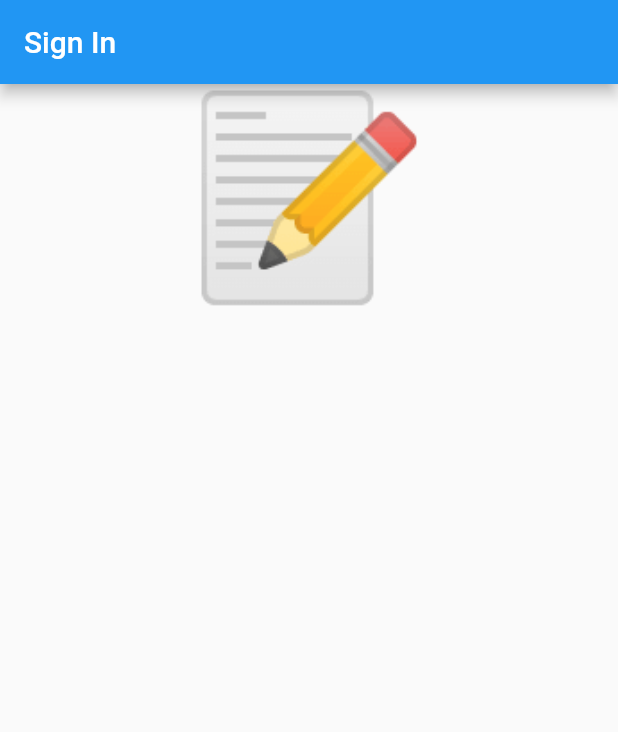
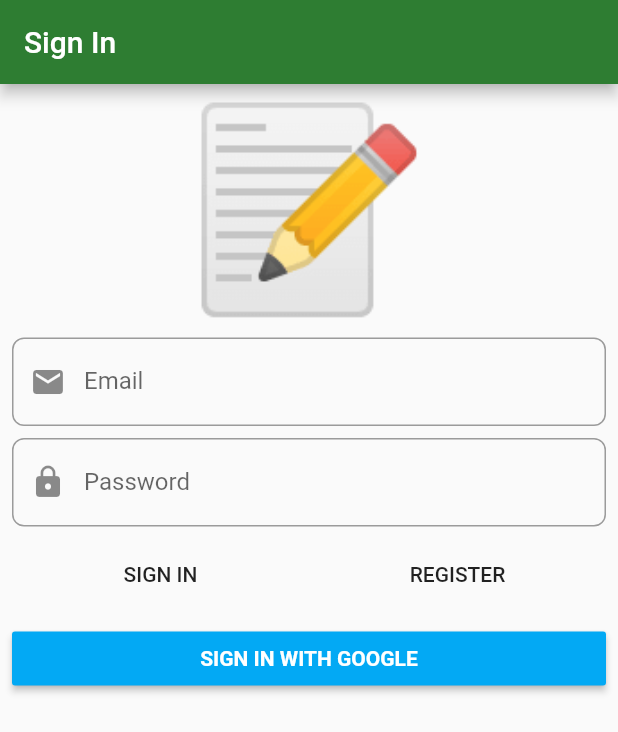
Before and after one commit to ggguille/flutter_notes_app, a Flutter app: the screen it shows after launch, on a phone screen of 412 x 824 dp. Shown: the top 732 px of the screen. Run offline on Flutter 3.47's test engine with Material 2 defaults, Android fonts, the phone set to English and light mode, and no system bars; our stand-ins replace dartz, firebase_auth, firebase_core, flushbar, flutter_bloc, freezed_annotation and 3 more; accounts and stored records are empty; generated files the repository leaves out were written again.

Commit message:
Finish SignIn Form UI, fix problems with firebase dependency versions

```diff
--- a/lib/application/auth/sign_in_form/bloc/sign_in_form_bloc.dart
+++ b/lib/application/auth/sign_in_form/bloc/sign_in_form_bloc.dart
@@ -13,9 +13,7 @@ class SignInFormBloc extends Bloc<SignInFormEvent, SignInFormState> {
 
   final IAuthFacade _authFacade;
 
-  static final SignInFormState _initialState = SignInFormState.inital();
-
-  SignInFormBloc(this._authFacade) : super(_initialState);
+  SignInFormBloc(this._authFacade) : super(SignInFormState.initial());
 
   @override
   Stream<SignInFormState> mapEventToState(SignInFormEvent event) async* {
--- a/lib/application/auth/sign_in_form/bloc/sign_in_form_state.dart
+++ b/lib/application/auth/sign_in_form/bloc/sign_in_form_state.dart
@@ -16,7 +16,7 @@ abstract class SignInFormState with _$SignInFormState {
     @required Option<Either<AuthFailure, Unit>> authFailureOrSuccess,
   }) = _SignInFormState;
 
-  factory SignInFormState.inital() =>
+  factory SignInFormState.initial() =>
       SignInFormState(
         emailAddress: EmailAddress(''),
         password: Password(''),
--- a/lib/infrastructure/auth/firebase_auth_facade.dart
+++ b/lib/infrastructure/auth/firebase_auth_facade.dart
@@ -48,7 +48,7 @@ class FirebaseAuthFacade implements IAuthFacade {
 
     try {
       final googleAuthentication = await googleUser.authentication;
-      final authCredentials = GoogleAuthProvider.credential(
+      final authCredentials = GoogleAuthProvider.getCredential(
         idToken: googleAuthentication.idToken,
         accessToken: googleAuthentication.accessToken,
       );
--- a/lib/presentation/core/app_widget.dart
+++ b/lib/presentation/core/app_widget.dart
@@ -6,30 +6,17 @@ class AppWidget extends StatelessWidget {
   // This widget is the root of your application.
   @override
   Widget build(BuildContext context) {
-    return FutureBuilder(
-      future: Firebase.initializeApp(),
-      builder: (context, snapshot) {
-        return MaterialApp(
-          title: 'Flutter Demo',
-          theme: ThemeData(
-            // This is the theme of your application.
-            //
-            // Try running your application with "flutter run". You'll see the
-            // application has a blue toolbar. Then, without quitting the app, try
-            // changing the primarySwatch below to Colors.green and then invoke
-            // "hot reload" (press "r" in the console where you ran "flutter run",
-            // or simply save your changes to "hot reload" in a Flutter IDE).
-            // Notice that the counter didn't reset back to zero; the application
-            // is not restarted.
-            primarySwatch: Colors.blue,
-            // This makes the visual density adapt to the platform that you run
-            // the app on. For desktop platforms, the controls will be smaller and
-            // closer together (more dense) than on mobile platforms.
-            visualDensity: VisualDensity.adaptivePlatformDensity,
-          ),
-          home: SignInPage(),
-        );
-      },
+    return MaterialApp(
+      debugShowCheckedModeBanner: false,
+      title: 'Notes',
+      theme: ThemeData.light().copyWith(
+          primaryColor: Colors.green[800],
+          accentColor: Colors.blueAccent,
+          inputDecorationTheme: InputDecorationTheme(
+              border: OutlineInputBorder(borderRadius: BorderRadius.circular(8))
+          )
+      ),
+      home: SignInPage(),
     );
   }
 }
--- a/lib/presentation/sign_in/sign_in_page.dart
+++ b/lib/presentation/sign_in/sign_in_page.dart
@@ -9,11 +9,11 @@ class SignInPage extends StatelessWidget {
   Widget build(BuildContext context) {
     return Scaffold(
       appBar: AppBar(
-        title: const Text("Sign In"),
+        title: const Text('Sign In'),
       ),
       body: BlocProvider(
-          create: (context) => getIt<SignInFormBloc>(),
-          child: SignInForm(),
+        create: (context) => getIt<SignInFormBloc>(),
+        child: SignInForm(),
       ),
     );
   }
--- a/lib/presentation/sign_in/widgets/sign_in_form.dart
+++ b/lib/presentation/sign_in/widgets/sign_in_form.dart
@@ -1,24 +1,134 @@
+import 'package:flushbar/flushbar.dart';
+import 'package:flushbar/flushbar_helper.dart';
 import 'package:flutter/material.dart';
 import 'package:flutter_bloc/flutter_bloc.dart';
 import 'package:flutter_notes_app/application/auth/sign_in_form/bloc/sign_in_form_bloc.dart';
+import 'package:flutter_notes_app/application/auth/sign_in_form/bloc/sign_in_form_event.dart';
 import 'package:flutter_notes_app/application/auth/sign_in_form/bloc/sign_in_form_state.dart';
 
 class SignInForm extends StatelessWidget {
   @override
   Widget build(BuildContext context) {
     return BlocConsumer<SignInFormBloc, SignInFormState>(
-      listener: (context, state) {},
+      listener: (context, state) {
+        state.authFailureOrSuccess.fold(
+          () {},
+          (either) => either.fold(
+            (failure) {
+              FlushbarHelper.createError(
+                message: failure.map(
+                  cancelledByUser: (_) => 'Cancelled',
+                  serverError: (_) => 'Server Error',
+                  emailAlreadyInUse: (_) => 'Email already in use',
+                  invalidEmailAndPasswordCombination: (_) => 'Invalid email and password combination'
+                ),
+              ).show(context);
+            },
+            (_) {
+              // TODO: navigate
+            },
+          ),
+        );
+      },
       builder: (context, state) {
         return Form(
+          autovalidate: state.showErrorMessages,
           child: ListView(
+            padding: const EdgeInsets.all(8),
             children: [
               const Text(
                 '📝',
                 textAlign: TextAlign.center,
-                style: TextStyle(
-                  fontSize: 130
+                style: TextStyle(fontSize: 130),
+              ),
+              const SizedBox(
+                height: 8,
+              ),
+              TextFormField(
+                decoration: const InputDecoration(
+                    prefixIcon: Icon(Icons.email), labelText: 'Email'),
+                autocorrect: false,
+                onChanged: (value) => context
+                    .bloc<SignInFormBloc>()
+                    .add(SignInFormEvent.emailChanged(value)),
+                validator: (value) => context
+                    .bloc<SignInFormBloc>()
+                    .state
+                    .emailAddress
+                    .value
+                    .fold(
+                      (f) => f.maybeMap(
+                        invalidEmail: (_) => "Invalid Email",
+                        orElse: () => null,
+                      ),
+                      (_) => null,
+                    ),
+              ),
+              const SizedBox(
+                height: 8,
+              ),
+              TextFormField(
+                decoration: const InputDecoration(
+                    prefixIcon: Icon(Icons.lock), labelText: 'Password'),
+                autocorrect: false,
+                obscureText: true,
+                onChanged: (value) => context
+                    .bloc<SignInFormBloc>()
+                    .add(SignInFormEvent.passwordChanged(value)),
+                validator: (value) => context
+                    .bloc<SignInFormBloc>()
+                    .state
+                    .emailAddress
+                    .value
+                    .fold(
+                      (f) => f.maybeMap(
+                        shortPassword: (_) => "Short Password",
+                        orElse: () => null,
+                      ),
+                      (_) => null,
+                    ),
+              ),
+              const SizedBox(
+                height: 8,
+              ),
+              Row(
+                children: [
+                  Expanded(
+                    child: FlatButton(
+                      onPressed: () {
+                        context.bloc<SignInFormBloc>().add(const SignInFormEvent
+                            .signInWithEmailAndPasswordPressed());
+                      },
+                      child: const Text('SIGN IN'),
+                    ),
+                  ),
+                  Expanded(
+                    child: FlatButton(
+                      onPressed: () {
+                        context.bloc<SignInFormBloc>().add(const SignInFormEvent
+                            .registerWithEmailAndPasswordPressed());
+                      },
+                      child: const Text('REGISTER'),
+                    ),
+                  ),
+                ],
+              ),
+              const SizedBox(
+                height: 8,
+              ),
+              RaisedButton(
+                onPressed: () {
+                  context
+                      .bloc<SignInFormBloc>()
+                      .add(const SignInFormEvent.signInWithGooglePressed());
+                },
+                color: Colors.lightBlue,
+                child: const Text(
+                  'SIGN IN WITH GOOGLE',
+                  style: TextStyle(
+                      color: Colors.white, fontWeight: FontWeight.bold),
                 ),
-              ),
+              )
             ],
           ),
         );
```
Also changed, not shown: pubspec.yaml (+5 -2 lines), pubspec.lock.
